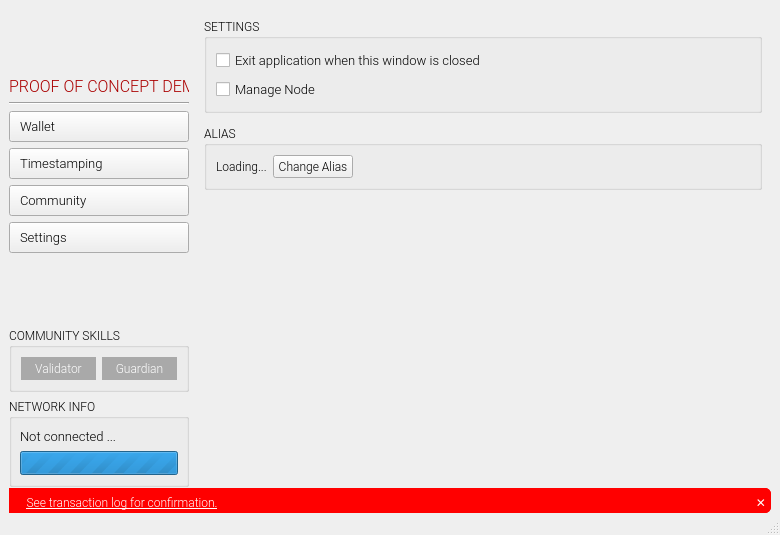
First picture: the form in app/ui/proto.ui, repository coblo/gui-demo, before the edit.
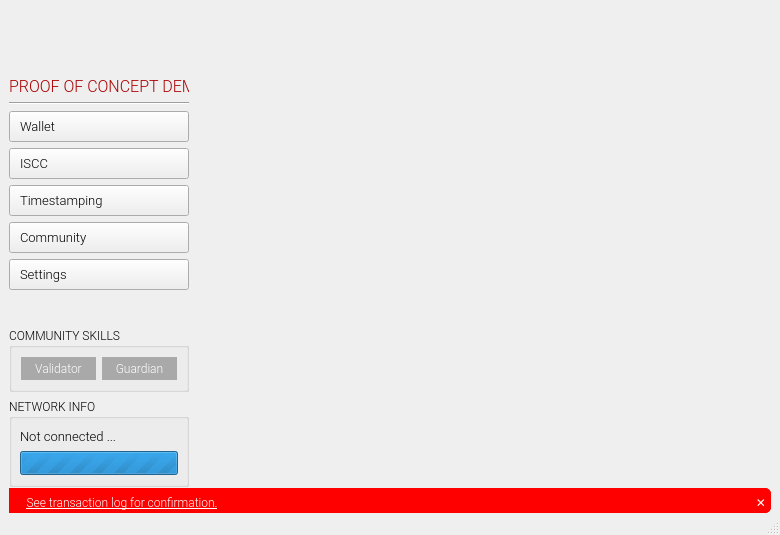
Second picture: the form after the edit. The open tabs and pages were chosen to show the change. Icons and pictures are not drawn. Custom widgets are drawn as their Qt base class.

Commit message: Add dummy for iscc widget without functions

```diff
--- a/app/ui/proto.ui
+++ b/app/ui/proto.ui
@@ -212,6 +212,48 @@
             </attribute>
            </widget>
           </item>
+       <item>
+        <widget class="QPushButton" name="btn_nav_iscc">
+         <property name="sizePolicy">
+          <sizepolicy hsizetype="Preferred" vsizetype="Fixed">
+           <horstretch>0</horstretch>
+           <verstretch>0</verstretch>
+          </sizepolicy>
+         </property>
+         <property name="font">
+          <font>
+           <family>Roboto Light</family>
+           <pointsize>10</pointsize>
+           <stylestrategy>PreferDefault</stylestrategy>
+          </font>
+         </property>
+         <property name="styleSheet">
+          <string notr="true">QPushButton {text-align: left; padding: 6 10 6 10;}</string>
+         </property>
+         <property name="text">
+          <string>ISCC</string>
+         </property>
+         <property name="icon">
+          <iconset resource="resources.qrc">
+           <normaloff>:/images/resources/fingerprint_black.svg</normaloff>:/images/resources/fingerprint_black.svg</iconset>
+         </property>
+         <property name="iconSize">
+          <size>
+           <width>18</width>
+           <height>18</height>
+          </size>
+         </property>
+         <property name="checkable">
+          <bool>true</bool>
+         </property>
+         <property name="autoExclusive">
+          <bool>true</bool>
+         </property>
+         <attribute name="buttonGroup">
+          <string notr="true">btn_grp_nav</string>
+         </attribute>
+        </widget>
+       </item>
           <item>
            <widget class="QPushButton" name="btn_nav_timestamp">
             <property name="sizePolicy">
@@ -709,6 +751,16 @@
            </item>
           </layout>
          </widget>
+      <widget class="QWidget" name="wgt_page_iscc">
+       <layout class="QVBoxLayout" name="lout_page_iscc_v">
+        <property name="spacing">
+         <number>9</number>
+        </property>
+        <property name="bottomMargin">
+         <number>0</number>
+        </property>
+       </layout>
+      </widget>
          <widget class="QWidget" name="wgt_page_timestamp">
           <layout class="QVBoxLayout" name="lout_page_timestamp_v">
            <property name="spacing">
```
Left out of the diff: 2 changed lines with no effect on the pictures. Lines whose indentation alone changed are shown as unchanged. The commit also changes 6 other files.
